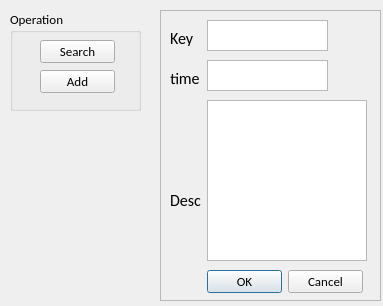
Old version of the form PersonalQtManager/PersonalQtManager/MemorGui.ui in the repository Small-wolf-sy/PersonaManager.
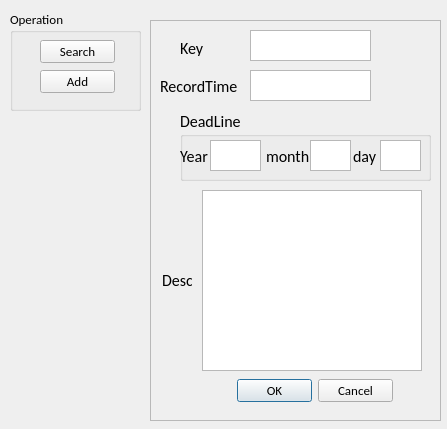
New version of the form.

Diff of the .ui file:
```diff
--- a/PersonalQtManager/PersonalQtManager/MemorGui.ui
+++ b/PersonalQtManager/PersonalQtManager/MemorGui.ui
@@ -6,8 +6,8 @@
    <rect>
     <x>0</x>
     <y>0</y>
-    <width>383</width>
-    <height>306</height>
+    <width>447</width>
+    <height>429</height>
    </rect>
   </property>
   <property name="font">
@@ -61,10 +61,10 @@
   <widget class="QFrame" name="memoryFrame">
    <property name="geometry">
     <rect>
-     <x>160</x>
-     <y>10</y>
-     <width>221</width>
-     <height>291</height>
+     <x>150</x>
+     <y>20</y>
+     <width>291</width>
+     <height>401</height>
     </rect>
    </property>
    <property name="frameShape">
@@ -76,17 +76,17 @@
    <widget class="QPlainTextEdit" name="detailDesrciption">
     <property name="geometry">
      <rect>
-      <x>47</x>
-      <y>90</y>
-      <width>160</width>
-      <height>161</height>
+      <x>52</x>
+      <y>170</y>
+      <width>220</width>
+      <height>181</height>
      </rect>
     </property>
    </widget>
    <widget class="QTextEdit" name="memKey">
     <property name="geometry">
      <rect>
-      <x>47</x>
+      <x>100</x>
       <y>10</y>
       <width>121</width>
       <height>31</height>
@@ -96,7 +96,7 @@
    <widget class="QTextEdit" name="timeRecord">
     <property name="geometry">
      <rect>
-      <x>47</x>
+      <x>100</x>
       <y>50</y>
       <width>121</width>
       <height>31</height>
@@ -106,8 +106,8 @@
    <widget class="QDialogButtonBox" name="operateCheckBox">
     <property name="geometry">
      <rect>
-      <x>47</x>
-      <y>260</y>
+      <x>87</x>
+      <y>359</y>
       <width>156</width>
       <height>23</height>
      </rect>
@@ -119,7 +119,7 @@
    <widget class="QLabel" name="label">
     <property name="geometry">
      <rect>
-      <x>10</x>
+      <x>30</x>
       <y>20</y>
       <width>31</width>
       <height>16</height>
@@ -138,9 +138,9 @@
     <property name="geometry">
      <rect>
       <x>10</x>
-      <y>60</y>
-      <width>31</width>
-      <height>16</height>
+      <y>56</y>
+      <width>91</width>
+      <height>21</height>
      </rect>
     </property>
     <property name="font">
@@ -149,15 +149,15 @@
      </font>
     </property>
     <property name="text">
-     <string>time</string>
+     <string>RecordTime</string>
     </property>
    </widget>
    <widget class="QLabel" name="label_3">
     <property name="geometry">
      <rect>
-      <x>10</x>
-      <y>140</y>
-      <width>31</width>
+      <x>12</x>
+      <y>210</y>
+      <width>30</width>
       <height>101</height>
      </rect>
     </property>
@@ -176,6 +176,108 @@
      <bool>false</bool>
     </property>
    </widget>
+   <widget class="QGroupBox" name="groupBox">
+    <property name="geometry">
+     <rect>
+      <x>30</x>
+      <y>90</y>
+      <width>251</width>
+      <height>71</height>
+     </rect>
+    </property>
+    <property name="font">
+     <font>
+      <pointsize>12</pointsize>
+     </font>
+    </property>
+    <property name="title">
+     <string>DeadLine</string>
+    </property>
+    <widget class="QLabel" name="yearlabel_3">
+     <property name="geometry">
+      <rect>
+       <x>173</x>
+       <y>31</y>
+       <width>40</width>
+       <height>30</height>
+      </rect>
+     </property>
+     <property name="font">
+      <font>
+       <pointsize>12</pointsize>
+      </font>
+     </property>
+     <property name="text">
+      <string>day</string>
+     </property>
+    </widget>
+    <widget class="QTextEdit" name="day_input">
+     <property name="geometry">
+      <rect>
+       <x>200</x>
+       <y>30</y>
+       <width>41</width>
+       <height>31</height>
+      </rect>
+     </property>
+    </widget>
+    <widget class="QTextEdit" name="month_input">
+     <property name="geometry">
+      <rect>
+       <x>130</x>
+       <y>30</y>
+       <width>41</width>
+       <height>31</height>
+      </rect>
+     </property>
+    </widget>
+    <widget class="QLabel" name="yearlabel_2">
+     <property name="geometry">
+      <rect>
+       <x>86</x>
+       <y>36</y>
+       <width>51</width>
+       <height>21</height>
+      </rect>
+     </property>
+     <property name="font">
+      <font>
+       <pointsize>12</pointsize>
+      </font>
+     </property>
+     <property name="text">
+      <string>month</string>
+     </property>
+    </widget>
+    <widget class="QTextEdit" name="year_input">
+     <property name="geometry">
+      <rect>
+       <x>30</x>
+       <y>30</y>
+       <width>51</width>
+       <height>31</height>
+      </rect>
+     </property>
+    </widget>
+    <widget class="QLabel" name="yearlabel">
+     <property name="geometry">
+      <rect>
+       <x>0</x>
+       <y>36</y>
+       <width>31</width>
+       <height>21</height>
+      </rect>
+     </property>
+     <property name="font">
+      <font>
+       <pointsize>12</pointsize>
+      </font>
+     </property>
+     <property name="text">
+      <string>Year</string>
+     </property>
+    </widget>
+   </widget>
   </widget>
  </widget>
  <layoutdefault spacing="6" margin="11"/>
```
